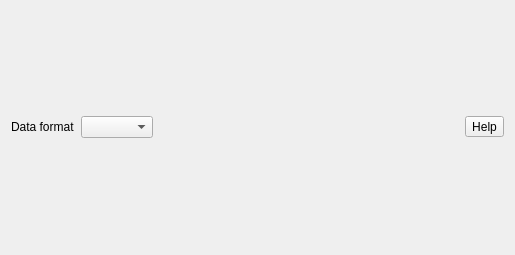
First picture: the form in src/page/charts/bar/barsettings.ui, repository x-tools-author/x-tools, before the edit.
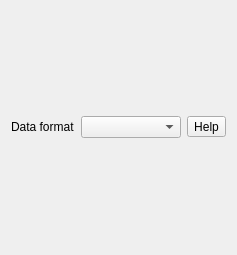
Second picture: the form after the edit.

What changed in the file:
```diff
--- a/src/page/charts/bar/barsettings.ui
+++ b/src/page/charts/bar/barsettings.ui
@@ -6,7 +6,7 @@
    <rect>
     <x>0</x>
     <y>0</y>
-    <width>515</width>
+    <width>237</width>
     <height>255</height>
    </rect>
   </property>
@@ -15,10 +15,14 @@
   </property>
   <layout class="QGridLayout" name="gridLayout">
    <item row="0" column="1">
-    <widget class="QComboBox" name="comboBoxDataFormat"/>
-   </item>
-   <item row="1" column="0" colspan="4">
-    <layout class="QGridLayout" name="gridLayoutTable"/>
+    <widget class="QComboBox" name="comboBoxDataFormat">
+     <property name="sizePolicy">
+      <sizepolicy hsizetype="Expanding" vsizetype="Fixed">
+       <horstretch>0</horstretch>
+       <verstretch>0</verstretch>
+      </sizepolicy>
+     </property>
+    </widget>
    </item>
    <item row="0" column="0">
     <widget class="QLabel" name="label">
@@ -28,19 +32,6 @@
     </widget>
    </item>
    <item row="0" column="2">
-    <spacer name="horizontalSpacer">
-     <property name="orientation">
-      <enum>Qt::Orientation::Horizontal</enum>
-     </property>
-     <property name="sizeHint" stdset="0">
-      <size>
-       <width>40</width>
-       <height>20</height>
-      </size>
-     </property>
-    </spacer>
-   </item>
-   <item row="0" column="3">
     <widget class="QToolButton" name="toolButtonHelp">
      <property name="text">
       <string>Help</string>
```
Left out of the diff: 3 changed lines with no effect on the pictures.
